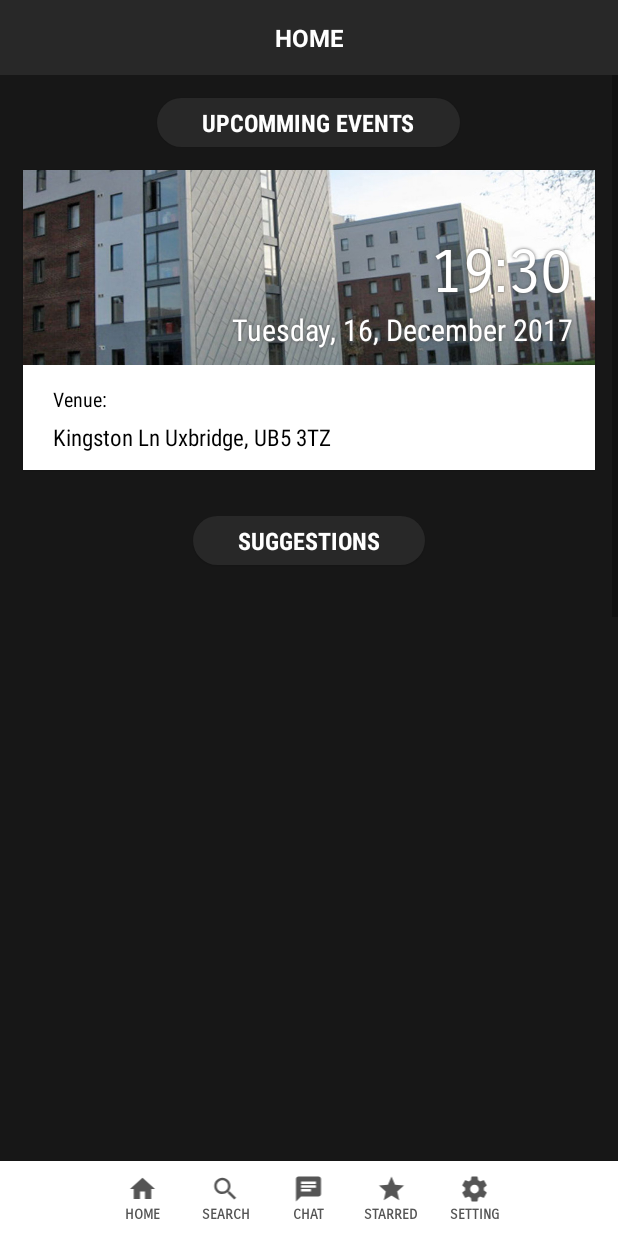
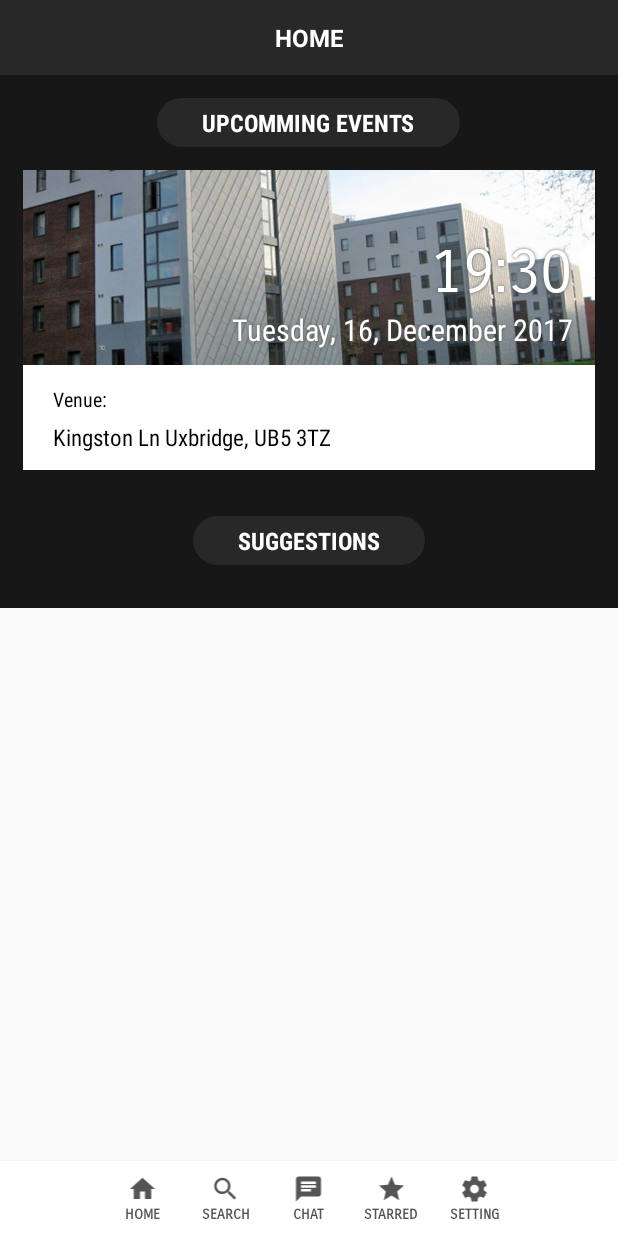
Before and after one commit to MiguelAAe/CS2001-group10-lab1, an Android app: the MainActivity screen opened directly, with no data from a screen before it, on a phone screen of 412 x 824 dp. Run offline under Robolectric (Android 15) with nearby library versions, the phone set to English and light mode, and no system bars; our stand-ins replace Firebase (no records; nobody signed in at launch, a user with empty details on screens opened directly); libraries missing offline, so code that uses them is left out: com.firebase.client; 1 statement that could not run was skipped.

Commit message:
home page user interface more user friendly

```diff
--- a/MusicAppp/app/src/main/java/com/example/michael/musicapp/MainActivity.java
+++ b/MusicAppp/app/src/main/java/com/example/michael/musicapp/MainActivity.java
@@ -4,11 +4,13 @@ import android.content.Intent;
 import android.location.Address;
 import android.support.v7.app.AppCompatActivity;
 import android.os.Bundle;
+import android.util.TypedValue;
 import android.view.View;
 import android.widget.EditText;
 import android.widget.FrameLayout;
 import android.widget.LinearLayout;
 import android.widget.ListView;
+import android.widget.RelativeLayout;
 import android.widget.Spinner;
 import android.widget.TextView;
 import android.widget.Toast;
@@ -74,38 +76,13 @@ public class MainActivity extends AppCompatActivity {
 
         ArrayList <View> event = new ArrayList<View>();
 
-        for (i = 0; i < 1; i++) {
-
-
-            mini_event = getLayoutInflater().inflate(R.layout.mini_event, null);
-            LinearLayout f = (LinearLayout) findViewById(R.id.main);
-            f.addView(mini_event);
-
-            //btnMini_Event = (LinearLayout) findViewById(R.id.mini_event_1);
-            //TextView rr = (TextView)v.findViewById(R.id.Event_Name);
-            //rr.setText("jhdsfgysdfg");
-
-            event_address.add((TextView) mini_event.findViewById(R.id.Event_Address));
-            event_time.add((TextView) mini_event.findViewById(R.id.Event_Time));
-            event_name.add((TextView) mini_event.findViewById(R.id.Event_Name));
-            event_genre.add((TextView) mini_event.findViewById(R.id.Event_Genre));
-            event_date.add((TextView) mini_event.findViewById(R.id.Event_Date));
-
-            LinearLayout eventb = (LinearLayout) mini_event.findViewById(R.id.mini_event);
-            eventb.setOnClickListener(new View.OnClickListener() {
-                @Override
-                public void onClick(View v) {
-                    startActivity(new Intent(MainActivity.this, EventDetailActivity.class));
-                }
-            });
-
-
-        }
-
-
-
-
-
+        RelativeLayout upcoming_event = (RelativeLayout) findViewById(R.id.upcoming_event);
+        upcoming_event.setOnClickListener(new View.OnClickListener() {
+            @Override
+            public void onClick(View v) {
+                startActivity(new Intent(MainActivity.this, EventDetailActivity.class));
+            }
+        });
 
         btnSearch = (LinearLayout) findViewById(R.id.search_button);
         //If this button is clicked then it activates the sign up class
@@ -156,7 +133,7 @@ public class MainActivity extends AppCompatActivity {
             public void onDataChange(com.google.firebase.database.DataSnapshot dataSnapshot) {
 
                 v = (ListView) findViewById(R.id.recent_event_list);
-
+                float list_height = 20;
 
                 List<Event> eventList= new ArrayList<>();;
 
@@ -165,11 +142,14 @@ public class MainActivity extends AppCompatActivity {
 
                         eventList.add(event);
 
+                    list_height = list_height + TypedValue.applyDimension(TypedValue.COMPLEX_UNIT_DIP, 110, getResources().getDisplayMetrics());
 
 
                 }
 
                 EventList adapter = new EventList(MainActivity.this, eventList);
+                v.getLayoutParams().height = (int)list_height;
+                v.requestLayout();
                 v.setAdapter(adapter);
 
             }
--- a/MusicAppp/app/src/main/java/com/example/michael/musicapp/SearchActivity.java
+++ b/MusicAppp/app/src/main/java/com/example/michael/musicapp/SearchActivity.java
@@ -99,7 +99,7 @@ public class SearchActivity extends AppCompatActivity {
                         searchBox = (EditText) findViewById(R.id.search_box);
                         searchGenre = (Spinner) findViewById(R.id.search_by_genre);
                         int results_found = 0;
-                        float list_height = 0;
+                        float list_height = 20;
                         TextView results = (TextView) findViewById(R.id.result);
                         List<Event> eventList= new ArrayList<>();;
                         results.setText("No Results Found");
@@ -112,7 +112,6 @@ public class SearchActivity extends AppCompatActivity {
                             String searchString = searchBox.getText().toString();
                             String genresearchString = searchGenre.getSelectedItem().toString();
                             name = name.toLowerCase();
-                            list_height = list_height + TypedValue.applyDimension(TypedValue.COMPLEX_UNIT_DIP, 14, getResources().getDisplayMetrics());
                             searchString = searchString.toLowerCase();
 
                             if (name.contains(searchString) && genre.contentEquals(genresearchString)){
--- a/MusicAppp/app/src/main/res/layout/activity_main.xml
+++ b/MusicAppp/app/src/main/res/layout/activity_main.xml
@@ -45,7 +45,9 @@
                     android:text="UPCOMMING EVENTS"
                     style="@style/MiniHeading"/>
 
-                <include layout="@layout/upcoming_event" />
+                <include
+                    android:id="@+id/up_event"
+                    layout="@layout/upcoming_event" />
 
                 <TextView
                     android:id="@+id/suggestions_heading"
--- a/MusicAppp/app/src/main/res/layout/upcoming_event.xml
+++ b/MusicAppp/app/src/main/res/layout/upcoming_event.xml
@@ -5,6 +5,7 @@
 
 
     <RelativeLayout
+        android:id="@+id/upcoming_event"
         android:layout_width="match_parent"
         android:layout_height="200dp"
         android:orientation="vertical"
```
